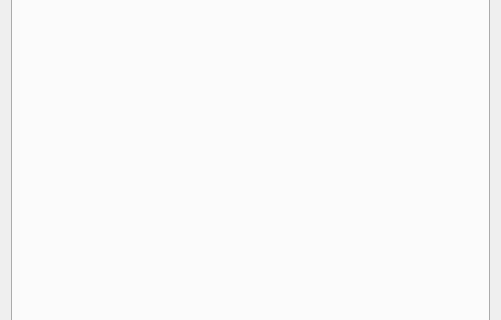
This is src/ShadersUI.ui in kevinlekiller/kwin-effect-shaders as Qt 5 draws it before an edit; both pictures show x 0 to 501 and y 128 to 448 of the 501 by 559 pixel window. The edited form follows.
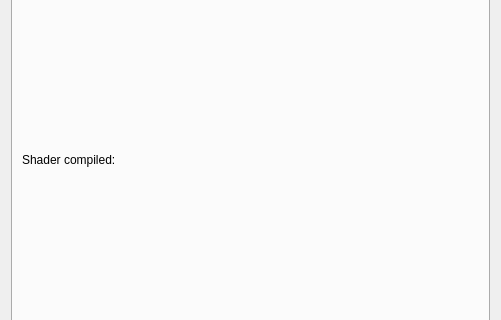
This is the edited form. The open tabs and pages were chosen to show the change.

Commit message: Display if shader is compiled.

```diff
--- a/src/ShadersUI.ui
+++ b/src/ShadersUI.ui
@@ -131,8 +131,15 @@
          </property>
         </widget>
        </item>
-       <item row="0" column="1" alignment="Qt::AlignTop">
-        <widget class="QLabel" name="val_Status">
+       <item row="2" column="0" alignment="Qt::AlignTop">
+        <widget class="QLabel" name="label_ShaderCompiled">
+         <property name="text">
+          <string>Shader compiled:</string>
+         </property>
+        </widget>
+       </item>
+       <item row="2" column="1" alignment="Qt::AlignTop">
+        <widget class="QLabel" name="val_ShaderCompiled">
          <property name="text">
           <string/>
          </property>
```
Left out of the diff: 7 changed lines with no effect on the pictures. The commit also changes 3 other files.
